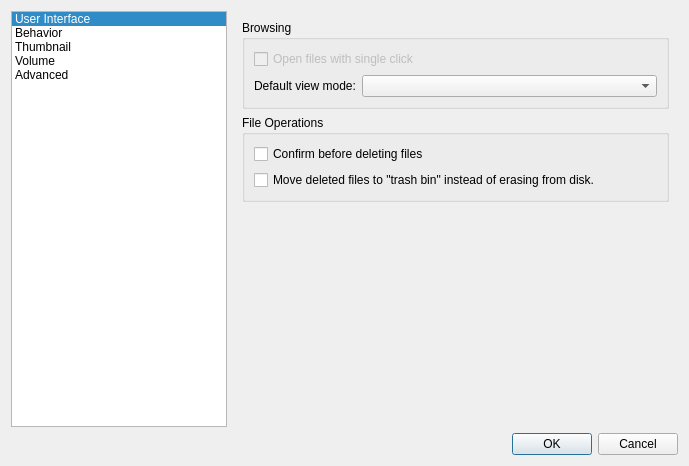
lxqt/pcmanfm-qt, file pcmanfm/preferences.ui: the form before one commit.
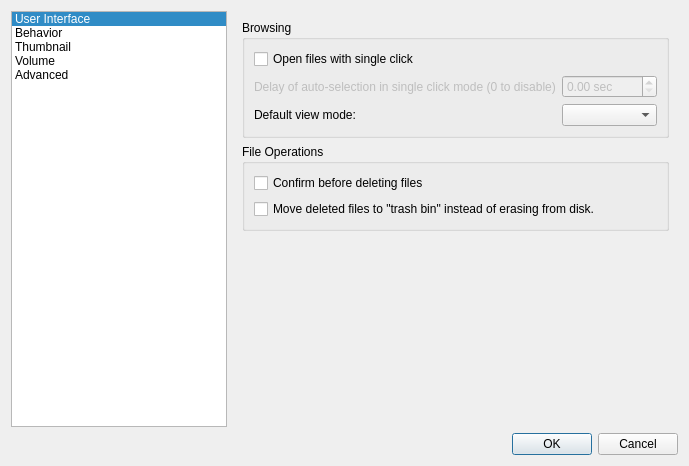
The form after the commit. The open tabs and pages were chosen to show the change.

Commit message: Fully support single click activation and auto-selection with associated options added to the preference dialog.

The edit to the form file:
```diff
--- a/pcmanfm/preferences.ui
+++ b/pcmanfm/preferences.ui
@@ -219,26 +219,49 @@
             <string>Browsing</string>
            </property>
            <layout class="QFormLayout" name="formLayout_5">
+            <property name="fieldGrowthPolicy">
+             <enum>QFormLayout::AllNonFixedFieldsGrow</enum>
+            </property>
             <item row="0" column="0" colspan="2">
              <widget class="QCheckBox" name="singleClick">
-              <property name="enabled">
-               <bool>false</bool>
-              </property>
               <property name="text">
                <string>Open files with single click</string>
               </property>
              </widget>
             </item>
             <item row="1" column="0">
+             <widget class="QLabel" name="label">
+              <property name="enabled">
+               <bool>false</bool>
+              </property>
+              <property name="text">
+               <string>Delay of auto-selection in single click mode (0 to disable)</string>
+              </property>
+             </widget>
+            </item>
+            <item row="2" column="0">
              <widget class="QLabel" name="label_11">
               <property name="text">
                <string>Default view mode:</string>
               </property>
              </widget>
             </item>
-            <item row="1" column="1">
+            <item row="2" column="1">
              <widget class="QComboBox" name="viewMode"/>
             </item>
+            <item row="1" column="1">
+             <widget class="QDoubleSpinBox" name="autoSelectionDelay">
+              <property name="enabled">
+               <bool>false</bool>
+              </property>
+              <property name="suffix">
+               <string> sec</string>
+              </property>
+              <property name="singleStep">
+               <double>0.100000000000000</double>
+              </property>
+             </widget>
+            </item>
            </layout>
           </widget>
          </item>
```
Left out of the diff: 36 changed lines with no effect on the pictures. The commit also changes 14 other files.
